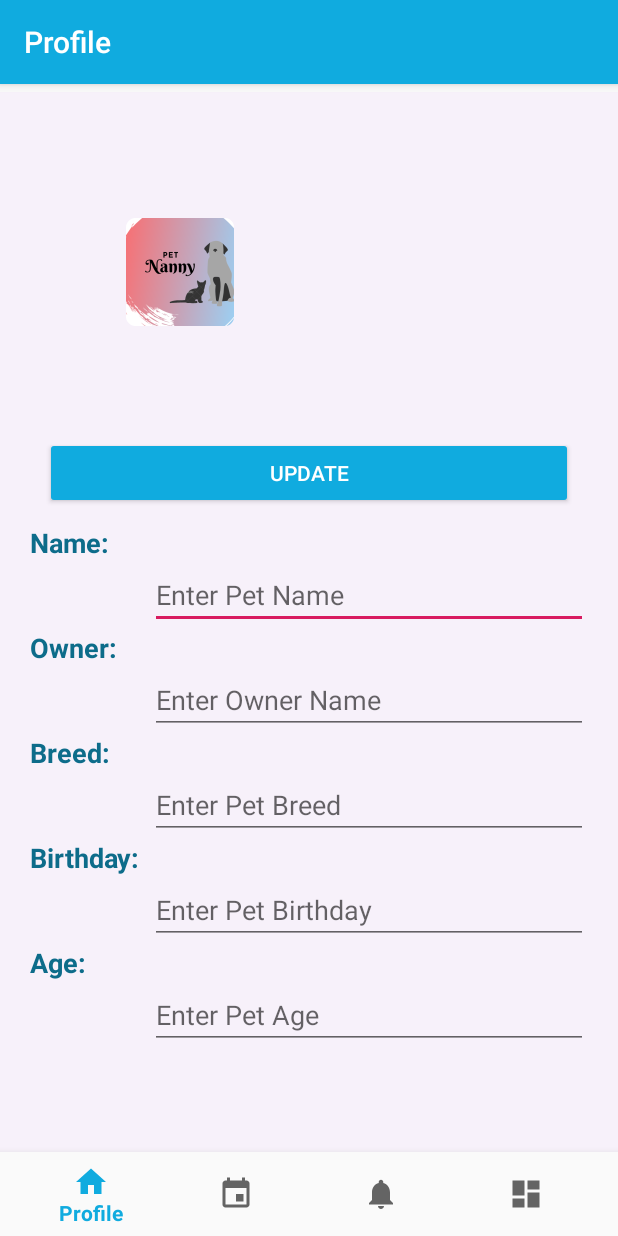
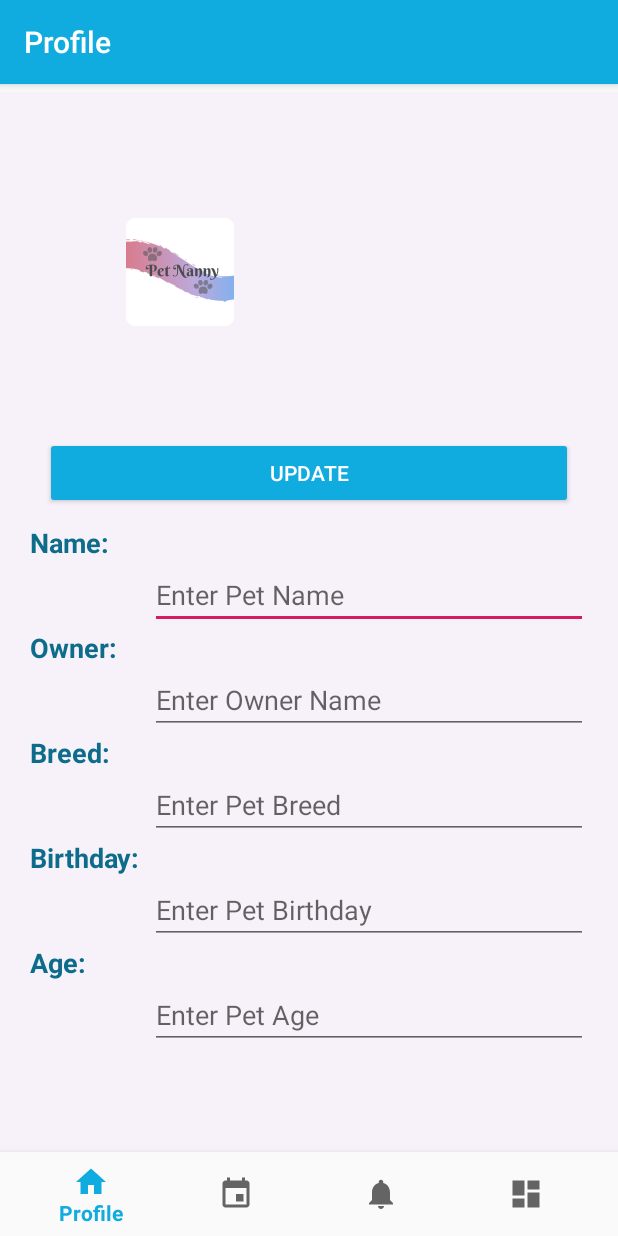
Before and after one commit to gayatri-sapra/3354-jjags, an Android app: the screen it shows after launch (MainActivity), on a phone screen of 412 x 824 dp. Run offline under Robolectric (Android 15) with nearby library versions, the phone set to English and light mode, and no system bars; our stand-ins replace navigation-ui.

Commit message:
updated launcher image with new logo

```diff
--- a/PetNannyDEV/app/src/main/res/drawable/ic_launcher_background.xml
+++ b/PetNannyDEV/app/src/main/res/drawable/ic_launcher_background.xml
@@ -1,10 +1,11 @@
 <?xml version="1.0" encoding="utf-8"?>
-<vector
+<vector xmlns:android="http://schemas.android.com/apk/res/android"
+    android:width="108dp"
     android:height="108dp"
-    android:width="108dp"
-    android:viewportHeight="108"
-    android:viewportWidth="108"
-    xmlns:android="http://schemas.android.com/apk/res/android">
+    android:viewportWidth="171.42857"
+    android:viewportHeight="171.42857">
+  <group android:translateX="31.714285"
+      android:translateY="31.714285">
       <path android:fillColor="#008577"
             android:pathData="M0,0h108v108h-108z"/>
       <path android:fillColor="#00000000" android:pathData="M9,0L9,108"
@@ -71,4 +72,5 @@
             android:strokeColor="#33FFFFFF" android:strokeWidth="0.8"/>
       <path android:fillColor="#00000000" android:pathData="M79,19L79,89"
             android:strokeColor="#33FFFFFF" android:strokeWidth="0.8"/>
+  </group>
 </vector>
```
Also changed, not shown: PetNannyDEV/app/src/main/ic_launcher-web.png, PetNannyDEV/app/src/main/res/mipmap-hdpi/ic_launcher.png, PetNannyDEV/app/src/main/res/mipmap-hdpi/ic_launcher_foreground.png, PetNannyDEV/app/src/main/res/mipmap-hdpi/ic_launcher_round.png, PetNannyDEV/app/src/main/res/mipmap-mdpi/ic_launcher.png, PetNannyDEV/app/src/main/res/mipmap-mdpi/ic_launcher_foreground.png, PetNannyDEV/app/src/main/res/mipmap-mdpi/ic_launcher_round.png, PetNannyDEV/app/src/main/res/mipmap-xhdpi/ic_launcher.png, PetNannyDEV/app/src/main/res/mipmap-xhdpi/ic_launcher_foreground.png, PetNannyDEV/app/src/main/res/mipmap-xhdpi/ic_launcher_round.png, PetNannyDEV/app/src/main/res/mipmap-xxhdpi/ic_launcher.png, PetNannyDEV/app/src/main/res/mipmap-xxhdpi/ic_launcher_foreground.png, PetNannyDEV/app/src/main/res/mipmap-xxhdpi/ic_launcher_round.png, PetNannyDEV/app/src/main/res/mipmap-xxxhdpi/ic_launcher.png, 2 more files, 1 other file. Lines whose indentation alone changed are shown as unchanged.
